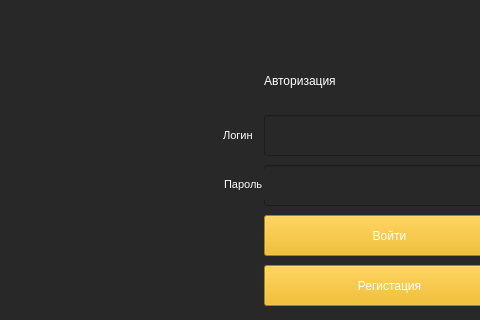
Above: Designs/authorization.ui from YoungPin1/EzLearn before the change; both pictures show x 206 to 686 and y 95 to 415 of the 796 by 592 pixel window. Below: the same form after it.
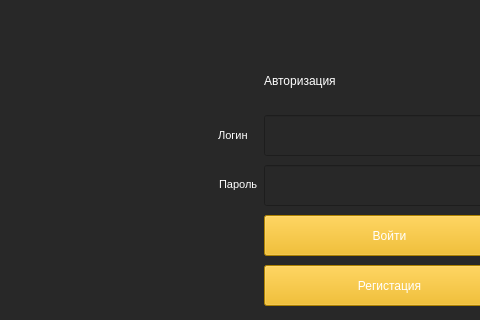
That is the form after the change. Icons and pictures are not drawn.

The edit to the form file:
```diff
--- a/Designs/authorization.ui
+++ b/Designs/authorization.ui
@@ -157,7 +157,7 @@
    <widget class="QLabel" name="lbl_pswd">
     <property name="geometry">
      <rect>
-      <x>430</x>
+      <x>425</x>
       <y>264</y>
       <width>41</width>
       <height>31</height>
@@ -185,7 +185,7 @@
    <widget class="QLabel" name="lbl_login">
     <property name="geometry">
      <rect>
-      <x>426</x>
+      <x>421</x>
       <y>215</y>
       <width>41</width>
       <height>31</height>
```
Left out of the diff: 3 changed lines with no effect on the pictures.
